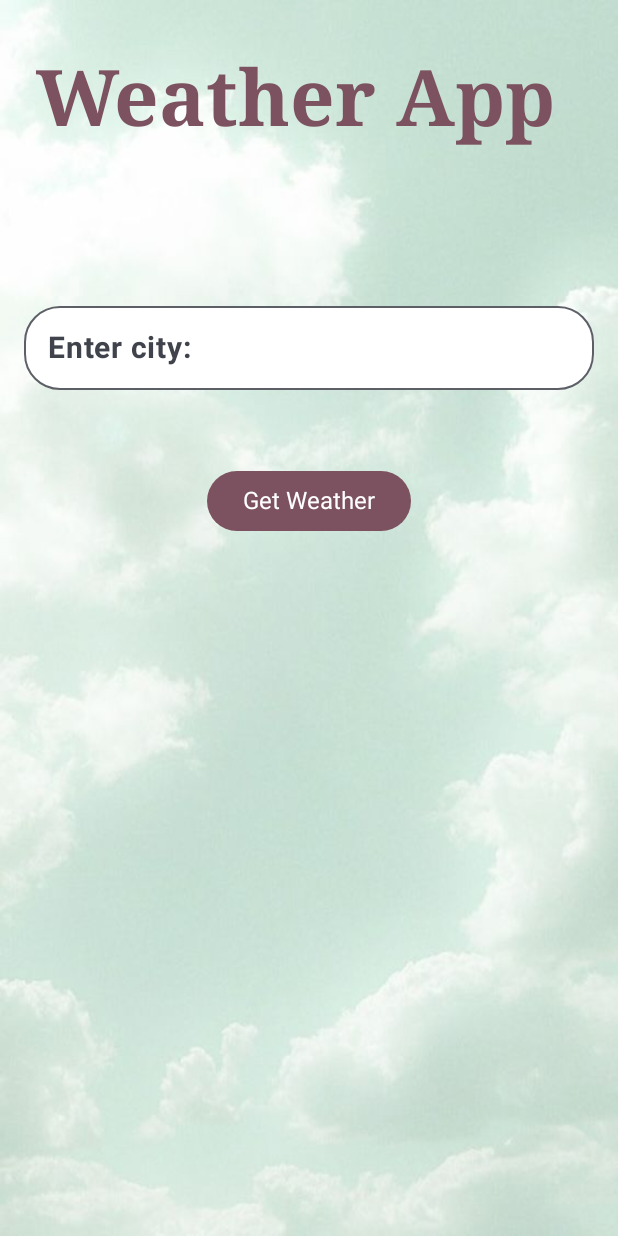
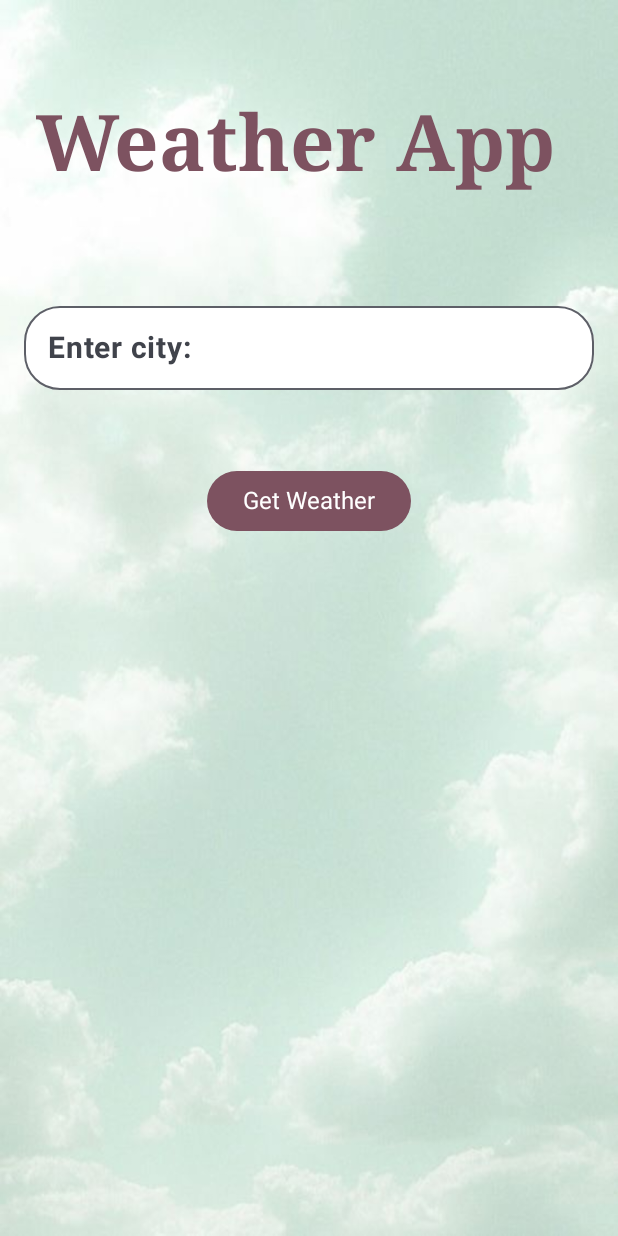
Before and after one commit to J0aoPedr0/The-weather-App, an Android app built with Jetpack Compose: the screen it shows after launch (MainActivity), after a tap on "Get Weather", on a phone screen of 412 x 824 dp. Run offline under Robolectric (Android 15) with nearby library versions, the phone set to English and light mode, and no system bars.

Commit message:
Melhoria da tela que amostra os dados do tempo, e adição da verificação se o compo eestá vazio ou não

```diff
--- a/app/src/main/AndroidManifest.xml
+++ b/app/src/main/AndroidManifest.xml
@@ -8,7 +8,7 @@
         android:allowBackup="true"
         android:dataExtractionRules="@xml/data_extraction_rules"
         android:fullBackupContent="@xml/backup_rules"
-        android:icon="@mipmap/ic_launcher"
+        android:icon="@drawable/weather_app_icon_image"
         android:label="@string/app_name"
         android:roundIcon="@mipmap/ic_launcher_round"
         android:supportsRtl="true"
--- a/app/src/main/java/com/example/theweatherapp/MainActivity.kt
+++ b/app/src/main/java/com/example/theweatherapp/MainActivity.kt
@@ -1,23 +1,18 @@
 package com.example.theweatherapp
 
+import android.os.Build
 import android.os.Bundle
 import androidx.activity.ComponentActivity
 import androidx.activity.compose.setContent
 import androidx.activity.enableEdgeToEdge
-import androidx.compose.foundation.layout.fillMaxSize
-import androidx.compose.foundation.layout.padding
-import androidx.compose.material3.Scaffold
-import androidx.compose.material3.Text
-import androidx.compose.runtime.Composable
-import androidx.compose.ui.Modifier
-import androidx.compose.ui.tooling.preview.Preview
-import androidx.lifecycle.ViewModel
+import androidx.annotation.RequiresApi
 import androidx.lifecycle.viewmodel.compose.viewModel
 import com.example.theweatherapp.presentation.WeatherScreen
 import com.example.theweatherapp.ui.theme.TheWeatherAppTheme
 import com.example.theweatherapp.view_model.WeatherViewModel
 
 class MainActivity : ComponentActivity() {
+    @RequiresApi(Build.VERSION_CODES.S)
     override fun onCreate(savedInstanceState: Bundle?) {
         super.onCreate(savedInstanceState)
         enableEdgeToEdge()
--- a/app/src/main/java/com/example/theweatherapp/components/CardWeather.kt
+++ b/app/src/main/java/com/example/theweatherapp/components/CardWeather.kt
@@ -42,9 +42,11 @@ fun CardWeather(label: String, value: String, icon: ImageVector) {
             .padding(8.dp),
             horizontalAlignment = Alignment.Start,
             verticalArrangement = Arrangement.Top) {
+
             Row(verticalAlignment = Alignment.CenterVertically,
                 horizontalArrangement = Arrangement.Start) {
-                Icon(imageVector = icon, contentDescription = null,
+                Icon(imageVector = icon, contentDescription =
+                null,
                     Modifier.size(24.dp))
                 Spacer(Modifier.width(6.dp))
                 Text(text = label,
--- a/app/src/main/java/com/example/theweatherapp/presentation/WeatherScreen.kt
+++ b/app/src/main/java/com/example/theweatherapp/presentation/WeatherScreen.kt
@@ -1,7 +1,6 @@
-@file:Suppress("UNREACHABLE_CODE")
-
 package com.example.theweatherapp.presentation
 
+import android.widget.Toast
 import androidx.compose.foundation.layout.Arrangement
 import androidx.compose.foundation.layout.Box
 import androidx.compose.foundation.layout.Column
@@ -35,10 +34,10 @@ import androidx.compose.ui.Modifier
 import androidx.compose.ui.draw.paint
 import androidx.compose.ui.graphics.Color
 import androidx.compose.ui.layout.ContentScale
+import androidx.compose.ui.platform.LocalContext
 import androidx.compose.ui.res.painterResource
 import androidx.compose.ui.text.TextStyle
 import androidx.compose.ui.text.font.FontFamily
-import androidx.compose.ui.text.font.FontStyle
 import androidx.compose.ui.text.font.FontWeight
 import androidx.compose.ui.text.input.ImeAction
 import androidx.compose.ui.tooling.preview.Preview
@@ -47,14 +46,16 @@ import androidx.compose.ui.unit.sp
 import com.example.theweatherapp.R
 import com.example.theweatherapp.components.CardWeather
 import com.example.theweatherapp.ui.theme.Pink40
+import com.example.theweatherapp.ui.theme.Purple40
 import com.example.theweatherapp.ui.theme.TheWeatherAppTheme
 import com.example.theweatherapp.view_model.WeatherViewModel
 
 @OptIn(ExperimentalMaterial3Api::class)
 @Composable
 fun WeatherScreen(viewModel: WeatherViewModel) {
+    val context = LocalContext.current
     val weatherData by viewModel.weatherData.collectAsState()
-    var city by remember {mutableStateOf(value = "")}
+    var city by remember { mutableStateOf(value = "") }
     val apiKey = "52f6a1b6489a878343b670e1be7174e5"
 
     Box(
@@ -62,19 +63,23 @@ fun WeatherScreen(viewModel: WeatherViewModel) {
             .fillMaxSize()
             .paint(
                 painterResource(id = R.drawable.weather_image2),
-                contentScale = ContentScale.FillBounds)
+                contentScale = ContentScale.FillBounds
+            )
     ) {
 
-        Text(text = "Weather App",
+        Text(
+            text = "Weather App",
             style = TextStyle(
                 fontSize = 52.sp,
                 fontFamily = FontFamily.Serif,
                 fontWeight = FontWeight.Bold,
-                color = Pink40),
+                color = Pink40
+            ),
             modifier = Modifier
                 .fillMaxSize()
                 .fillMaxWidth()
-                .padding(start = 24.dp, top = 36.dp))
+                .padding(start = 24.dp, top = 66.dp)
+        )
 
         Column(
             Modifier
@@ -99,15 +104,25 @@ fun WeatherScreen(viewModel: WeatherViewModel) {
                 },
                 placeholder = { Text(text = "City name") },
                 colors = TextFieldDefaults.outlinedTextFieldColors(
-                    containerColor = Color.White
+                    containerColor = Color.White,
+                    focusedPlaceholderColor = Purple40,
+                    focusedLabelColor = Purple40,
+                    focusedBorderColor = Purple40,
                 ),
                 shape = RoundedCornerShape(24.dp),
+
                 keyboardOptions = KeyboardOptions(
                     imeAction = ImeAction.Done
+                ),
+
                 )
-            )
             Button(
-                onClick = { viewModel.fetchWeather(city, apiKey) },
+                onClick = {
+                    viewModel.fetchWeather(city, apiKey)
+                    if (city.isEmpty()) {
+                        Toast.makeText(context,"Please, insert a City", Toast.LENGTH_SHORT).show()
+                    }
+                },
                 colors = ButtonDefaults.buttonColors(
                     containerColor = Pink40,
                     contentColor = Color.White
@@ -122,24 +137,32 @@ fun WeatherScreen(viewModel: WeatherViewModel) {
             Spacer(Modifier.height(18.dp))
 
             weatherData?.let {
-                Row (Modifier.fillMaxWidth(),
-                    horizontalArrangement = Arrangement.SpaceEvenly){
-                    CardWeather(label = "City", value = it.name, icon = Icons.Default.Place)
+                Row(
+                    Modifier.fillMaxWidth(),
+                    horizontalArrangement = Arrangement.SpaceEvenly
+                ) {
                     CardWeather(
-                        label = "Temperature", value = "${it.main.temp}",
-                        icon = Icons.Default.Star)
+                        label = "City", value = it.name,
+                        icon = Icons.Default.Place)
+                    CardWeather(
+                        label = "Temperature", value = "${it.main.temp} ºC",
+                        icon = Icons.Default.Star
+                    )
                 }
                 Spacer(Modifier.height(6.dp))
 
-                Row (Modifier.fillMaxWidth(),
-                    horizontalArrangement = Arrangement.Absolute.SpaceEvenly){
+                Row(
+                    Modifier.fillMaxWidth(),
+                    horizontalArrangement = Arrangement.Absolute.SpaceEvenly
+                ) {
                     CardWeather(
                         label = "Humidity", value = "${it.main.humidity}%",
-                        icon = Icons.Default.Warning)
+                        icon = Icons.Default.Warning
+                    )
                     CardWeather(
                         label = "Description", value = it.weather[0].description,
-                        icon = Icons.Default.Info)
-
+                        icon = Icons.Default.Info
+                    )
                 }
             }
         }
--- a/app/src/main/java/com/example/theweatherapp/view_model/WeatherViewModel.kt
+++ b/app/src/main/java/com/example/theweatherapp/view_model/WeatherViewModel.kt
@@ -7,7 +7,7 @@ import com.example.theweatherapp.service_interface_and_retrofit_instance.Weather
 import kotlinx.coroutines.flow.MutableStateFlow
 import kotlinx.coroutines.launch
 
-class WeatherViewModel : ViewModel() {
+class WeatherViewModel: ViewModel() {
 
     private val _weatherData = MutableStateFlow<WeatherResponse?>(value = null)
     var weatherData: MutableStateFlow<WeatherResponse?> = _weatherData
```
Also changed, not shown: app/src/main/res/drawable/weather_app_icon_image.jpg (added).
